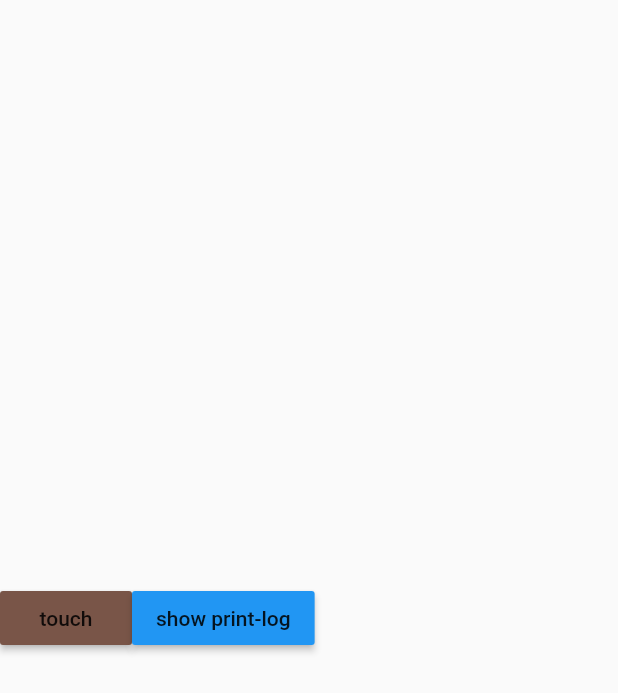
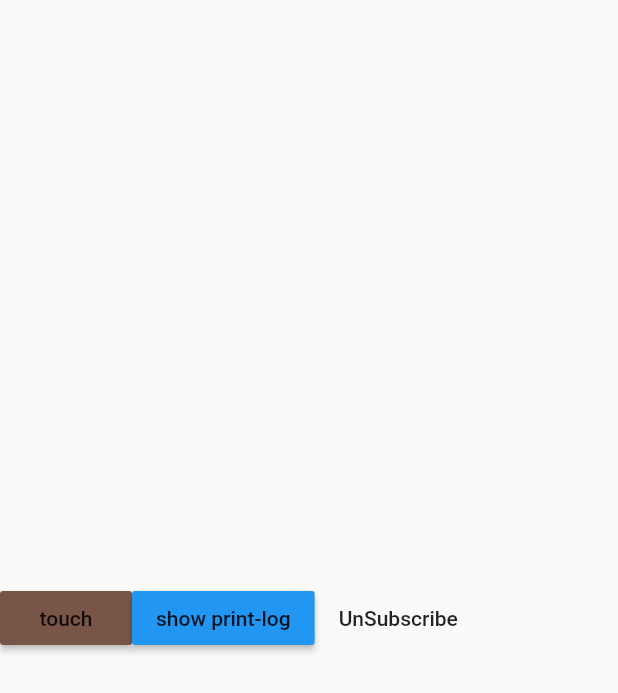
Before and after one commit to Godslovelee/working_w_streams, a Flutter app: the screen it shows after launch, on a phone screen of 412 x 824 dp. Shown: the top 693 px of the screen. Run offline on Flutter 3.47's test engine with Material 2 defaults, Android fonts, the phone set to English and light mode, and no system bars.

Commit message:
"add-third-button"

```diff
--- a/lib/main.dart
+++ b/lib/main.dart
@@ -49,7 +49,13 @@ class MyApp extends StatelessWidget {
                     //add value to stream
                     controller.add(13);
 
-                  })
+                  }),
+
+              MaterialButton(
+                  child: Text(
+                    "UnSubscribe"
+                  ),
+                  onPressed: (){})
          ] ),
 
         ),
```
